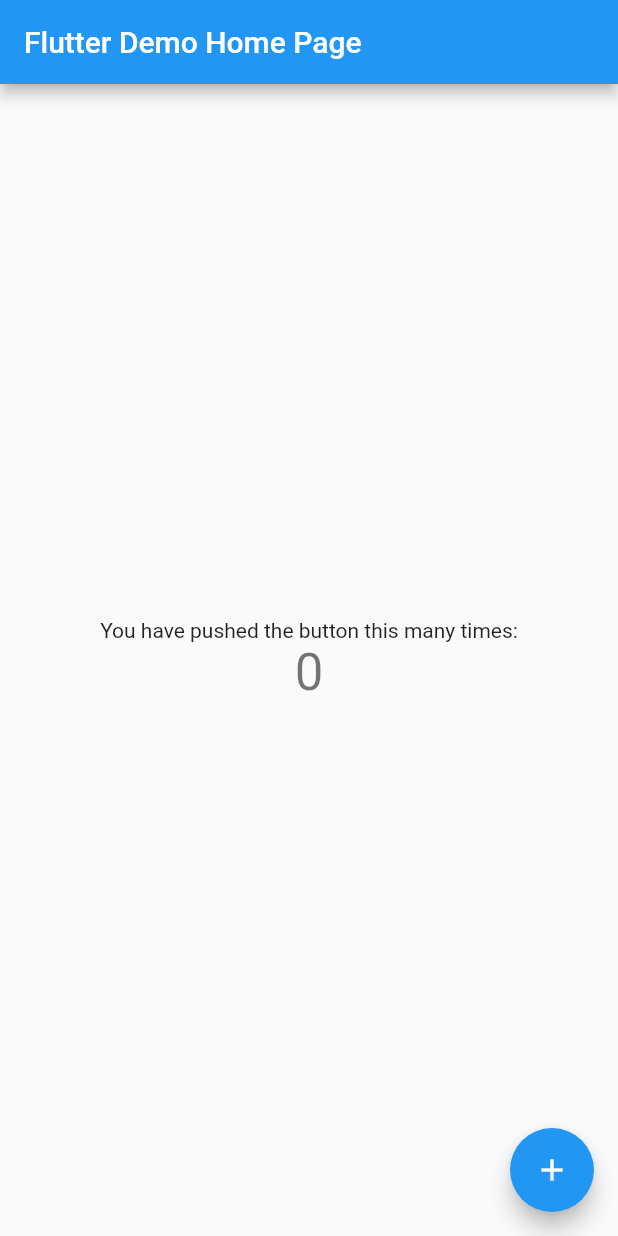
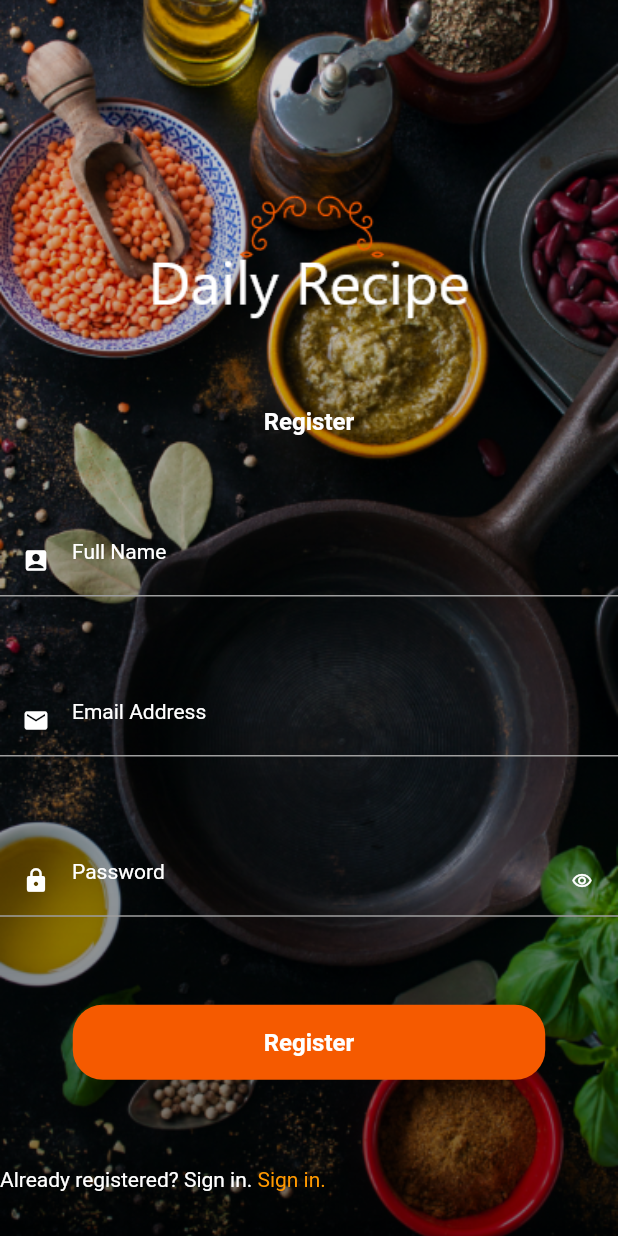
Before and after one commit to prasanjitha/daily-recipe, a Flutter app: the screen it shows after launch, on a phone screen of 412 x 824 dp. Run offline on Flutter 3.47's test engine with Material 2 defaults, Android fonts, the light colour scheme and no system bars.

Commit message:
splash screen and register screen implementation

```diff
--- a/lib/main.dart
+++ b/lib/main.dart
@@ -1,4 +1,9 @@
+// ignore_for_file: prefer_const_constructors
+
 import 'package:flutter/material.dart';
+
+import 'register_screen.dart';
+import 'splash_screen.dart';
 
 void main() {
   runApp(const MyApp());
@@ -24,92 +29,7 @@
         // is not restarted.
         primarySwatch: Colors.blue,
       ),
-      home: const MyHomePage(title: 'Flutter Demo Home Page'),
+      home: RegisterScreen(),
     );
   }
 }
-
-class MyHomePage extends StatefulWidget {
-  const MyHomePage({Key? key, required this.title}) : super(key: key);
-
-  // This widget is the home page of your application. It is stateful, meaning
-  // that it has a State object (defined below) that contains fields that affect
-  // how it looks.
-
-  // This class is the configuration for the state. It holds the values (in this
-  // case the title) provided by the parent (in this case the App widget) and
-  // used by the build method of the State. Fields in a Widget subclass are
-  // always marked "final".
-
-  final String title;
-
-  @override
-  State<MyHomePage> createState() => _MyHomePageState();
-}
-
-class _MyHomePageState extends State<MyHomePage> {
-  int _counter = 0;
-
-  void _incrementCounter() {
-    setState(() {
-      // This call to setState tells the Flutter framework that something has
-      // changed in this State, which causes it to rerun the build method below
-      // so that the display can reflect the updated values. If we changed
-      // _counter without calling setState(), then the build method would not be
-      // called again, and so nothing would appear to happen.
-      _counter++;
-    });
-  }
-
-  @override
-  Widget build(BuildContext context) {
-    // This method is rerun every time setState is called, for instance as done
-    // by the _incrementCounter method above.
-    //
-    // The Flutter framework has been optimized to make rerunning build methods
-    // fast, so that you can just rebuild anything that needs updating rather
-    // than having to individually change instances of widgets.
-    return Scaffold(
-      appBar: AppBar(
-        // Here we take the value from the MyHomePage object that was created by
-        // the App.build method, and use it to set our appbar title.
-        title: Text(widget.title),
-      ),
-      body: Center(
-        // Center is a layout widget. It takes a single child and positions it
-        // in the middle of the parent.
-        child: Column(
-          // Column is also a layout widget. It takes a list of children and
-          // arranges them vertically. By default, it sizes itself to fit its
-          // children horizontally, and tries to be as tall as its parent.
-          //
-          // Invoke "debug painting" (press "p" in the console, choose the
-          // "Toggle Debug Paint" action from the Flutter Inspector in Android
-          // Studio, or the "Toggle Debug Paint" command in Visual Studio Code)
-          // to see the wireframe for each widget.
-          //
-          // Column has various properties to control how it sizes itself and
-          // how it positions its children. Here we use mainAxisAlignment to
-          // center the children vertically; the main axis here is the vertical
-          // axis because Columns are vertical (the cross axis would be
-          // horizontal).
-          mainAxisAlignment: MainAxisAlignment.center,
-          children: <Widget>[
-            const Text(
-              'You have pushed the button this many times:',
-            ),
-            Text(
-              '$_counter',
-              style: Theme.of(context).textTheme.headline4,
-            ),
-          ],
-        ),
-      ),
-      floatingActionButton: FloatingActionButton(
-        onPressed: _incrementCounter,
-        tooltip: 'Increment',
-        child: const Icon(Icons.add),
-      ), // This trailing comma makes auto-formatting nicer for build methods.
-    );
-  }
-}
--- /dev/null
+++ b/lib/register_screen.dart
@@ -0,0 +1,121 @@
+// ignore_for_file: prefer_const_constructors
+
+import 'package:flutter/material.dart';
+
+class RegisterScreen extends StatelessWidget {
+  const RegisterScreen({Key? key}) : super(key: key);
+
+  @override
+  Widget build(BuildContext context) {
+    return Scaffold(
+      body: Stack(
+        children: [
+          Image.asset(
+            'assets/images/maskgroup01.png',
+            fit: BoxFit.cover,
+            width: MediaQuery.of(context).size.width,
+          ),
+          Column(
+            mainAxisAlignment: MainAxisAlignment.spaceAround,
+            children: [
+              SizedBox(height: 40.0,),
+              Image.asset(
+                'assets/images/logo02.png',
+                fit: BoxFit.cover,
+              ),
+              Text(
+                'Register',
+                style: TextStyle(
+                    fontSize: 16,
+                    color: Colors.white,
+                    fontWeight: FontWeight.bold),
+              ),
+              TextFormField(
+                autocorrect: false,
+                cursorColor: Colors.white,
+                decoration: InputDecoration(
+                  enabledBorder: UnderlineInputBorder(
+                    borderSide: BorderSide(color: Colors.grey),
+                    //  when the TextFormField in unfocused
+                  ),
+                  prefixIconColor: Colors.white,
+                  hintText: 'Full Name',
+                  hintStyle: TextStyle(fontSize: 14.0, color: Colors.white),
+                  prefixIcon: Icon(
+                    Icons.account_box_rounded,
+                    color: Colors.white,
+                  ),
+                  isDense: true,
+                ),
+                maxLines: null,
+              ),
+              TextFormField(
+                autocorrect: false,
+                cursorColor: Colors.white,
+                decoration: InputDecoration(
+                  enabledBorder: UnderlineInputBorder(
+                    borderSide: BorderSide(color: Colors.grey),
+                    //  when the TextFormField in unfocused
+                  ),
+                  prefixIconColor: Colors.white,
+                  hintText: 'Email Address',
+                  hintStyle: TextStyle(fontSize: 14.0, color: Colors.white),
+                  prefixIcon: Icon(
+                    Icons.mail,
+                    color: Colors.white,
+                  ),
+                  isDense: true,
+                ),
+                maxLines: null,
+              ),
+              TextFormField(
+                autocorrect: false,
+                cursorColor: Colors.white,
+                decoration: InputDecoration(
+                    enabledBorder: UnderlineInputBorder(
+                      borderSide: BorderSide(color: Colors.grey),
+                      //  when the TextFormField in unfocused
+                    ),
+                    hintText: 'Password',
+                    hintStyle: TextStyle(fontSize: 14.0, color: Colors.white),
+                    prefixIconColor: Colors.white,
+                    prefixIcon: Icon(
+                      Icons.lock,
+                      color: Colors.white,
+                    ),
+                    isDense: true,
+                    suffixIcon: InkWell(
+                        child: Icon(
+                          Icons.remove_red_eye_outlined,
+                          size: 14,
+                          color: Colors.white,
+                        ),
+                        onTap: () {})),
+                maxLines: null,
+              ),
+                Container(
+                  width:315,
+                  height: 50,
+                  decoration: BoxDecoration(
+                    borderRadius: BorderRadius.circular(20.0),
+                    color: Color(0xffF55A00)
+                  ),
+                  child: Center(
+                    child: Text('Register',style: TextStyle(fontSize: 16,color: Colors.white,fontWeight: FontWeight.bold),),
+                  ),
+                ),
+
+                Row(
+                  children: [
+                    Text('Already registered? Sign in.',style: TextStyle(fontSize:14,color: Colors.white ),),
+                    Text(' Sign in.',style: TextStyle(fontSize:14,color: Colors.orange ),),
+                  ],
+                )
+
+            ],
+          )
+        ],
+      ),
+    );
+  }
+}
--- /dev/null
+++ b/lib/splash_screen.dart
@@ -0,0 +1,65 @@
+// ignore_for_file: prefer_const_literals_to_create_immutables, prefer_const_constructors
+
+import 'package:flutter/material.dart';
+
+class SplashScreen extends StatelessWidget {
+  const SplashScreen({Key? key}) : super(key: key);
+
+  @override
+  Widget build(BuildContext context) {
+    return Scaffold(
+      body: Stack(
+        children: [
+          Image.asset(
+            'assets/images/maskgroup01.png',
+            fit: BoxFit.cover,
+            width: MediaQuery.of(context).size.width,
+          ),
+          Center(
+            child: Positioned(
+              child: Column(
+                mainAxisAlignment: MainAxisAlignment.center,
+                children: [
+                  Image.asset(
+                    'assets/images/logo02.png',
+                    fit: BoxFit.cover,
+                  ),
+                  Text('Cooking Done The Easy Way',style: TextStyle(fontSize: 14,color: Color(0xffB2B7C6)),)
+                ],
+              ),
+            ),
+          ),
+          Center(
+            child: Positioned(
+              bottom: 0,
+
+              child:
+            Column(
+              mainAxisAlignment: MainAxisAlignment.end,
+              children: [
+                Container(
+                  width:315,
+                  height: 50,
+                  decoration: BoxDecoration(
+                    borderRadius: BorderRadius.circular(20.0),
+                    color: Color(0xffF55A00)
+                  ),
+                  child: Center(
+                    child: Text('Register',style: TextStyle(fontSize: 16,color: Colors.white,fontWeight: FontWeight.bold),),
+                  ),
+                ),
+                SizedBox(height: 30.0,),
+                 Container(
+                   margin: EdgeInsets.only(bottom: 10),
+                   child: Center(
+                      child: Text('Sign In',style: TextStyle(fontSize: 16,color: Colors.white,fontWeight: FontWeight.bold),),
+                    ),
+                 ),
+              ],
+            )),
+          )
+        ],
+      ),
+    );
+  }
+}
--- a/pubspec.yaml
+++ b/pubspec.yaml
@@ -58,8 +58,8 @@
   uses-material-design: true
 
   # To add assets to your application, add an assets section, like this:
-  # assets:
-  #   - images/a_dot_burr.jpeg
+  assets:
+  - assets/images/
   #   - images/a_dot_ham.jpeg
 
   # An image asset can refer to one or more resolution-specific "variants", see
```
Also changed, not shown: assets/images/logo02.png (added), assets/images/maskgroup01.png (added).
